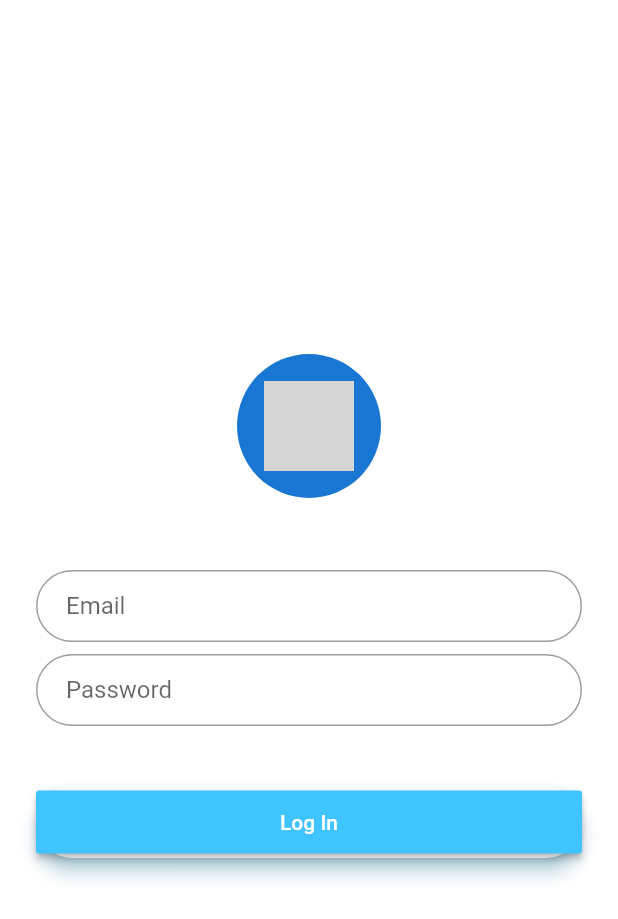
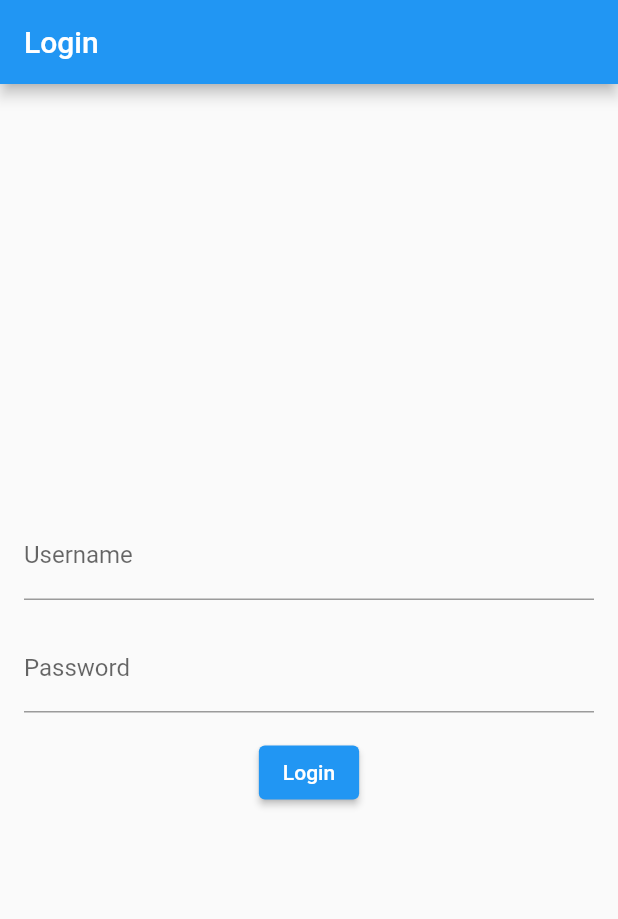
Before and after one commit to Adindadm2/Projek_mandiri, a Flutter app: the screen it shows after launch, on a phone screen of 412 x 824 dp. Shown: the top 919 px of the screen. Run offline on Flutter 3.47's test engine with Material 2 defaults, Android fonts, the phone set to English and light mode, and no system bars; our stand-ins replace sqflite; missing offline and left inert: dart:html; accounts and stored records are empty; grey boxes are pictures that could not be loaded.

Commit message:
brian_login

```diff
--- /dev/null
+++ b/lib/database/dbHelper.dart
@@ -0,0 +1,65 @@
+import 'package:sqflite/sqflite.dart';
+
+class User {
+  final String username;
+  final String password;
+
+  User({required this.username, required this.password});
+}
+
+class DatabaseHelper {
+  static final DatabaseHelper instance = DatabaseHelper._privateConstructor();
+  static Database? _database;
+
+  DatabaseHelper._privateConstructor();
+
+  Future<Database> get database async {
+    if (_database != null) return _database!;
+    _database = await _initDatabase();
+    return _database!;
+  }
+
+  Future<Database> _initDatabase() async {
+    String path = join(await getDatabasesPath(), 'login.db');
+    return await openDatabase(
+      path,
+      version: 1,
+      onCreate: _onCreate,
+    );
+  }
+
+  Future<void> _onCreate(Database db, int version) async {
+    await db.execute('''
+      CREATE TABLE users (
+        id INTEGER PRIMARY KEY,
+        username TEXT,
+        password TEXT
+      )
+    ''');
+  }
+
+  Future<int> insertUser(User user) async {
+    Database db = await instance.database;
+    return await db.insert('users', {
+      'username': user.username,
+      'password': user.password,
+    });
+  }
+
+  Future<User?> getUser(String username, String password) async {
+    Database db = await instance.database;
+    List<Map<String, dynamic>> result = await db.query(
+      'users',
+      where: 'username = ? AND password = ?',
+      whereArgs: [username, password],
+      limit: 1,
+    );
+    if (result.isNotEmpty) {
+      return User(
+        username: result.first['username'],
+        password: result.first['password'],
+      );
+    }
+    return null;
+  }
+}
--- a/lib/login.dart
+++ b/lib/login.dart
@@ -1,85 +1,62 @@
 import 'package:flutter/material.dart';
+import 'package:projek_novel/database/dbHelper.dart';
 import 'package:projek_novel/landingpage.dart';
 
 class LoginPage extends StatefulWidget {
   static String tag = 'login-page';
   @override
-  _LoginPageState createState() => new _LoginPageState();
+  _LoginPageState createState() => _LoginPageState();
 }
 
 class _LoginPageState extends State<LoginPage> {
+  TextEditingController _usernameController = TextEditingController();
+  TextEditingController _passwordController = TextEditingController();
+
   @override
   Widget build(BuildContext context) {
-    final logo = Hero(
-      tag: 'hero',
-      child: CircleAvatar(
-        backgroundColor: Colors.cyanAccent[50],
-        radius: 48.0,
-        child: Image.asset(
-          'assets/img/logo.png',
-          height: 60,
-        ),
+    return Scaffold(
+      appBar: AppBar(
+        title: Text('Login'),
       ),
-    );
+      body: Padding(
+        padding: EdgeInsets.all(16.0),
+        child: Column(
+          mainAxisAlignment: MainAxisAlignment.center,
+          children: [
+            TextField(
+              controller: _usernameController,
+              decoration: InputDecoration(
+                labelText: 'Username',
+              ),
+            ),
+            SizedBox(height: 16.0),
+            TextField(
+              controller: _passwordController,
+              obscureText: true,
+              decoration: InputDecoration(
+                labelText: 'Password',
+              ),
+            ),
+            SizedBox(height: 16.0),
+            ElevatedButton(
+              onPressed: () async {
+                String username = _usernameController.text;
+                String password = _passwordController.text;
 
-    final email = TextFormField(
-      keyboardType: TextInputType.emailAddress,
-      autofocus: false,
-      initialValue: '',
-      decoration: InputDecoration(
-        hintText: 'Email',
-        contentPadding: EdgeInsets.fromLTRB(20.0, 10.0, 20.0, 10.0),
-        border: OutlineInputBorder(borderRadius: BorderRadius.circular(32.0)),
-      ),
-    );
+                // Membuat instance DatabaseHelper
+                DatabaseHelper databaseHelper = DatabaseHelper.instance;
 
-    final password = TextFormField(
-      autofocus: false,
-      initialValue: '',
-      obscureText: true,
-      decoration: InputDecoration(
-        hintText: 'Password',
-        contentPadding: EdgeInsets.fromLTRB(20.0, 10.0, 20.0, 10.0),
-        border: OutlineInputBorder(borderRadius: BorderRadius.circular(32.0)),
-      ),
-    );
+                // Memanggil metode getUser untuk memeriksa data login
+                User? user = await databaseHelper.getUser(username, password);
 
-    final loginButton = Padding(
-      padding: EdgeInsets.symmetric(vertical: 16.0),
-      child: Material(
-        borderRadius: BorderRadius.circular(30.0),
-        shadowColor: Colors.lightBlueAccent.shade100,
-        elevation: 5.0,
-        child: MaterialButton(
-          minWidth: 200.0,
-          height: 42.0,
-          onPressed: () {
-            Navigator.push(context,
-                MaterialPageRoute(builder: (context) => const LandingPage()));
-          },
-          color: Colors.lightBlueAccent,
-          child: Text(
-            'Log In',
-            style: TextStyle(color: Colors.white),
-          ),
-        ),
-      ),
-    );
-
-    return Scaffold(
-      backgroundColor: Colors.white,
-      body: Center(
-        child: ListView(
-          shrinkWrap: true,
-          padding: EdgeInsets.only(left: 24.0, right: 24.0),
-          children: <Widget>[
-            logo,
-            SizedBox(height: 48.0),
-            email,
-            SizedBox(height: 8.0),
-            password,
-            SizedBox(height: 24.0),
-            loginButton,
+                if (user != null) {
+                  print('Login berhasil! Welcome, ${user.username}!');
+                } else {
+                  print('Username atau password salah!');
+                }
+              },
+              child: Text('Login'),
+            ),
           ],
         ),
       ),
--- a/pubspec.yaml
+++ b/pubspec.yaml
@@ -30,6 +30,8 @@ environment:
 dependencies:
   flutter:
     sdk: flutter
+  sqflite: ^2.2.0
+  path_provider: ^5.0.0
 
 
   # The following adds the Cupertino Icons font to your application.
```
Also changed, not shown: pubspec.lock, 1 other file.
